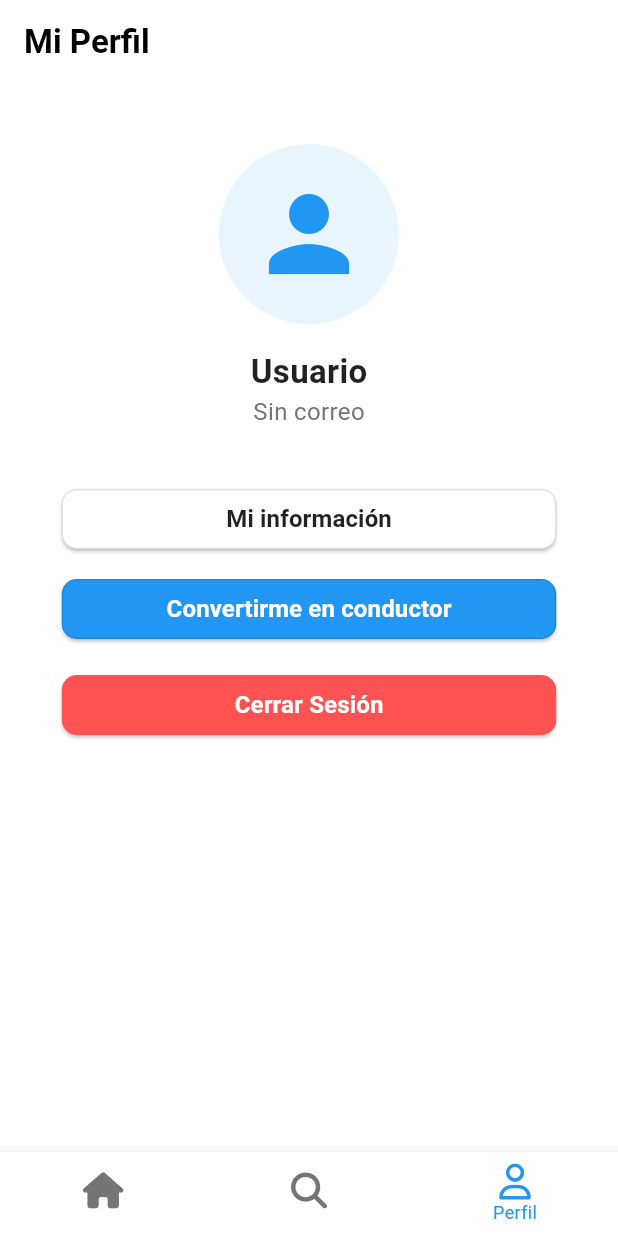
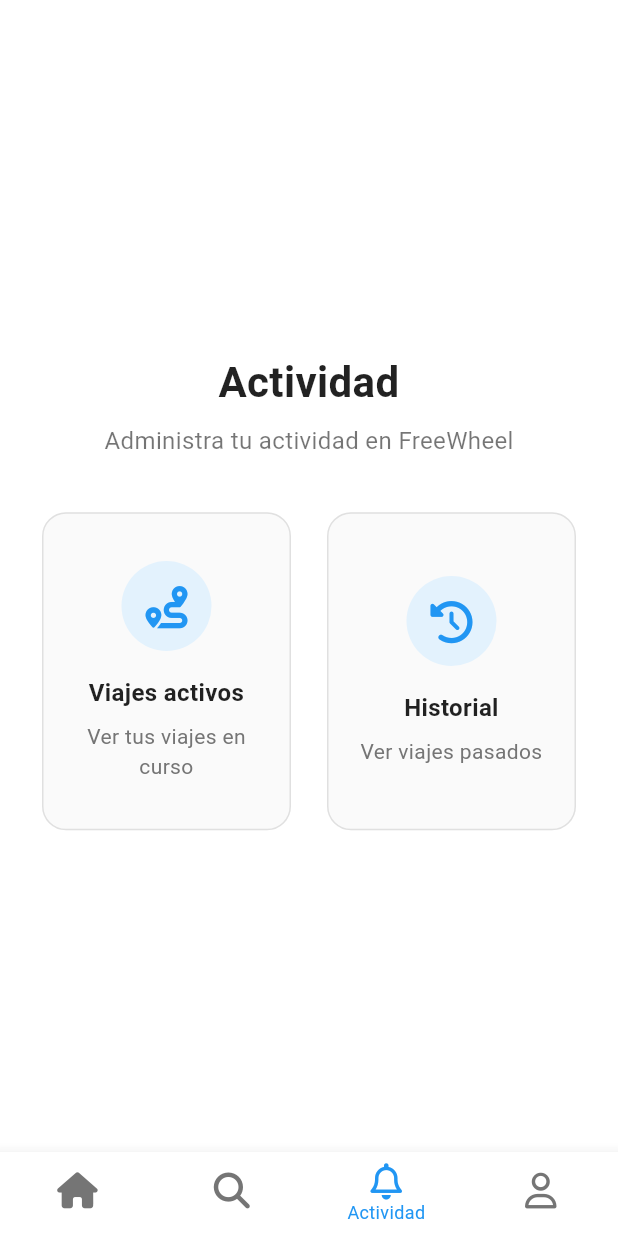
Before and after one commit to JuanFelipeRomero/FreeWheel-Frontend, a Flutter app: the MainScreen screen opened directly, item 3 of the bottom bar chosen, on a phone screen of 412 x 824 dp. Run offline on Flutter 3.47's test engine with Material 3 defaults, Android fonts, the phone set to English and light mode, and no system bars; our stand-ins replace file_picker, flutter_dotenv, font_awesome_flutter, google_fonts, image_picker, shared_preferences; accounts and stored records are empty.

Commit message:
add activity section

```diff
--- /dev/null
+++ b/lib/presentation/activity_screens/activity_screen.dart
@@ -0,0 +1,155 @@
+import 'package:flutter/material.dart';
+import 'package:font_awesome_flutter/font_awesome_flutter.dart';
+
+class ActivityScreen extends StatelessWidget {
+  const ActivityScreen({super.key});
+
+  @override
+  Widget build(BuildContext context) {
+    return Scaffold(
+      appBar: AppBar(
+        title: const Text(''),
+        elevation: 0,
+      ),
+      body: Padding(
+        padding: const EdgeInsets.all(24.0),
+        child: Column(
+          crossAxisAlignment: CrossAxisAlignment.start,
+          mainAxisAlignment: MainAxisAlignment.center,
+          children: [
+            Center(
+              child: const Text(
+                'Actividad',
+                textAlign: TextAlign.center,
+                style: TextStyle(
+                  fontSize: 28,
+                  fontWeight: FontWeight.bold,
+                ),
+              ),
+            ),
+
+            const SizedBox(height: 8),
+
+            Center(
+              child: const Text(
+                'Administra tu actividad en FreeWheel',
+                style: TextStyle(
+                  fontSize: 16,
+                  color: Colors.black54,
+                ),
+              ),
+            ),
+
+            const SizedBox(height: 32),
+
+            // Interactive cards section
+            Row(
+              children: [
+                // Viajes activos card
+                Expanded(
+                  child: _buildServiceCard(
+                    context,
+                    FontAwesomeIcons.route,
+                    'Viajes activos',
+                    'Ver tus viajes en curso',
+                        () {
+                      // Navigate to active trips screen
+                      ScaffoldMessenger.of(context).showSnackBar(
+                        const SnackBar(content: Text('Viajes activos seleccionados')),
+                      );
+                    },
+                  ),
+                ),
+                const SizedBox(width: 16),
+                // Historial card
+                Expanded(
+                  child: _buildServiceCard(
+                    context,
+                    FontAwesomeIcons.clockRotateLeft,
+                    'Historial',
+                    'Ver viajes pasados',
+                        () {
+                      // Navigate to history screen
+                      ScaffoldMessenger.of(context).showSnackBar(
+                        const SnackBar(content: Text('Historial seleccionado')),
+                      );
+                    },
+                  ),
+                ),
+              ],
+            ),
+
+            const SizedBox(height: 32),
+
+          ],
+        ),
+      ),
+    );
+  }
+
+  Widget _buildServiceCard(
+      BuildContext context,
+      IconData icon,
+      String title,
+      String description,
+      VoidCallback onTap,
+      ) {
+    return Container(
+      height: 220, // Fixed height for consistent card size
+      child: Card(
+        elevation: 0,
+        shape: RoundedRectangleBorder(
+          borderRadius: BorderRadius.circular(16),
+          side: BorderSide(
+            color: Colors.grey.shade300,
+            width: 1,
+          ),
+        ),
+        color: Colors.grey.shade50,
+        child: InkWell(
+          onTap: onTap,
+          borderRadius: BorderRadius.circular(16),
+          child: Padding(
+            padding: const EdgeInsets.all(12.0),
+            child: Column(
+              mainAxisAlignment: MainAxisAlignment.center,
+              children: [
+                Container(
+                  width: 60,
+                  height: 60,
+                  decoration: BoxDecoration(
+                    color: Colors.blue.shade50,
+                    shape: BoxShape.circle,
+                  ),
+                  child: Icon(
+                    icon,
+                    size: 28,
+                    color: Theme.of(context).colorScheme.primary,
+                  ),
+                ),
+                const SizedBox(height: 16),
+                Text(
+                  title,
+                  style: const TextStyle(
+                    fontWeight: FontWeight.bold,
+                    fontSize: 16,
+                  ),
+                  textAlign: TextAlign.center,
+                ),
+                const SizedBox(height: 8),
+                Text(
+                  description,
+                  textAlign: TextAlign.center,
+                  style: TextStyle(
+                    fontSize: 14,
+                    color: Colors.grey.shade600,
+                  ),
+                ),
+              ],
+            ),
+          ),
+        ),
+      ),
+    );
+  }
+}
--- a/lib/presentation/shell/main_screen.dart
+++ b/lib/presentation/shell/main_screen.dart
@@ -8,6 +8,8 @@ import 'package:freewheel_frontend/presentation/screens/home_screen.dart';
 import 'package:freewheel_frontend/presentation/screens/profile_screen.dart';
 import 'package:freewheel_frontend/presentation/screens/search_trips_screen.dart';
 import 'package:provider/provider.dart';
+
+import '../activity_screens/activity_screen.dart';
 
 class MainScreen extends StatefulWidget {
   const MainScreen({super.key});
@@ -39,6 +41,7 @@ class _MainScreenState extends State<MainScreen> {
     final List<Widget> options = [
       const HomeScreen(),
       const SearchTripsScreen(),
+      const ActivityScreen(), // Add the new Activity screen
     ];
 
     // Add conductor screen only if user is a driver
@@ -98,6 +101,11 @@ class _MainScreenState extends State<MainScreen> {
           const BottomNavigationBarItem(
             icon: FaIcon(FontAwesomeIcons.magnifyingGlass, size: _iconSize),
             label: 'Buscar',
+          ),
+
+          const BottomNavigationBarItem(
+            icon: FaIcon(FontAwesomeIcons.bell, size: _iconSize),
+            label: 'Actividad'
           ),
 
           // Conditionally add the conductor item if user is a driver
```
